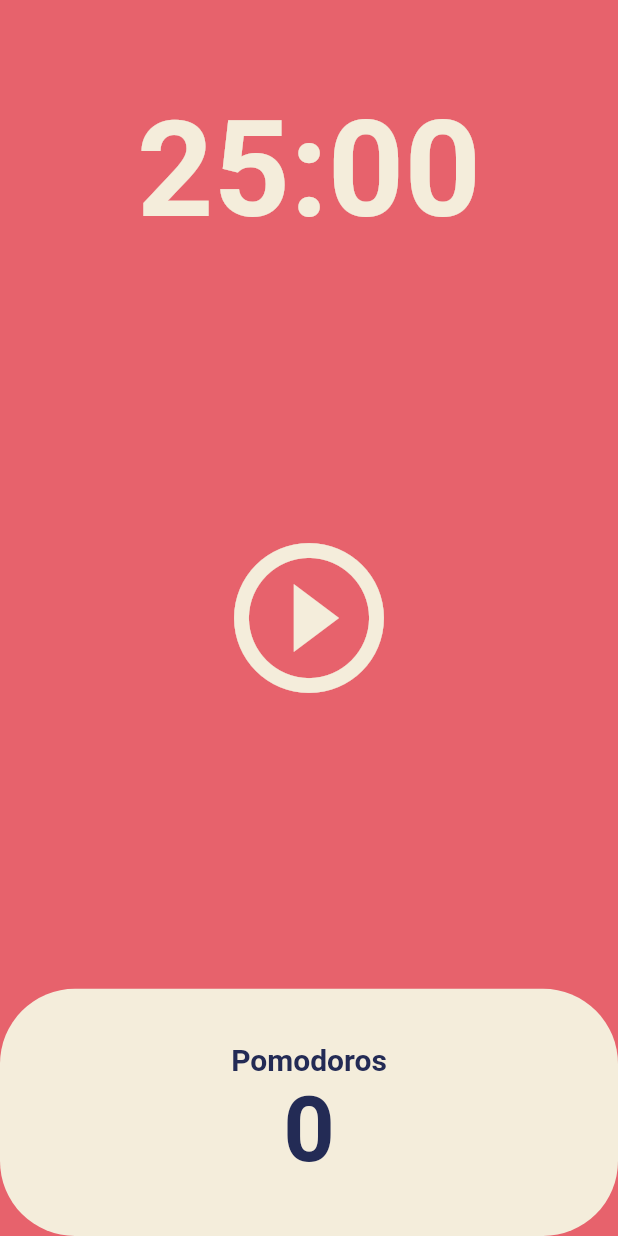
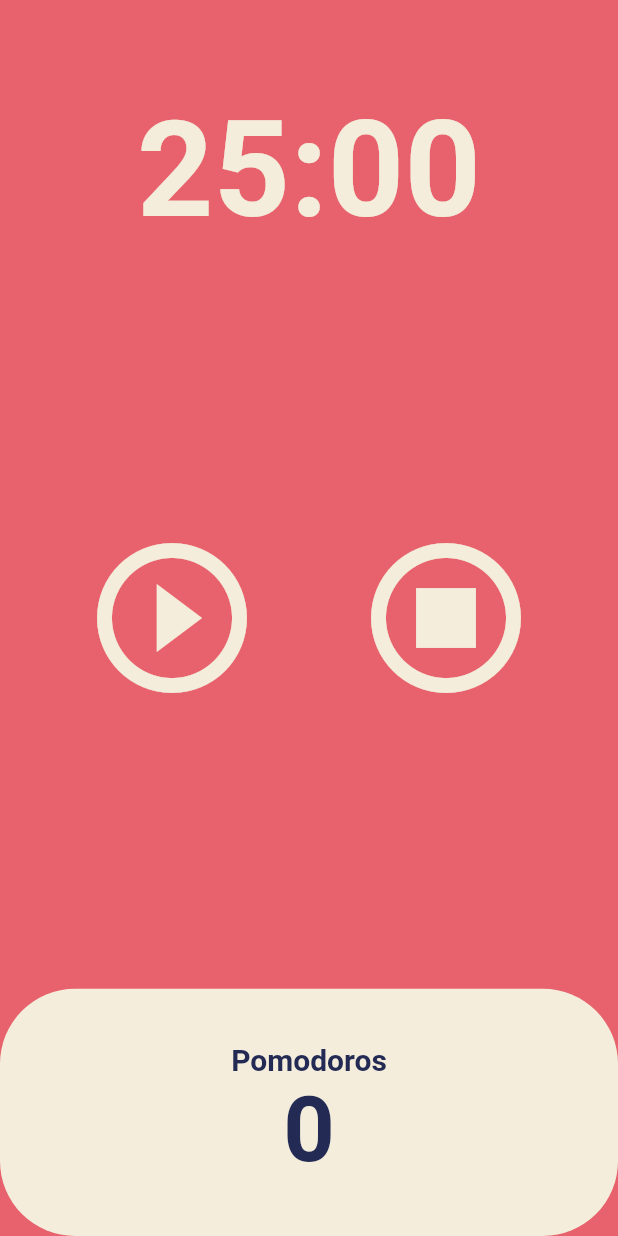
Before and after one commit to KangmoonSeo/awesome-flutter-app, a Flutter app: the screen it shows after launch, on a phone screen of 412 x 824 dp. Run offline on Flutter 3.47's test engine with Material 2 defaults, Android fonts, the phone set to English and light mode, and no system bars.

Commit message:
feat: stop button 추가

```diff
--- a/workspace/pomodoro/lib/screens/home_screen.dart
+++ b/workspace/pomodoro/lib/screens/home_screen.dart
@@ -47,6 +47,14 @@ class _HomeScreenState extends State<HomeScreen> {
     });
   }
 
+  void onStopPressed() {
+    onPausePressed();
+
+    setState(() {
+      totalSecond = initTime;
+    });
+  }
+
   String format(int sec) {
     return Duration(seconds: sec).toString().split(".").first.substring(2, 7);
   }
@@ -73,7 +81,10 @@ class _HomeScreenState extends State<HomeScreen> {
           ),
           Flexible(
             flex: 3,
-            child: Center(
+            child: Row(
+              mainAxisAlignment: MainAxisAlignment.spaceEvenly,
+              children: [
+                Center(
                   child: IconButton(
                     color: Theme.of(context).cardColor,
                     iconSize: 120,
@@ -82,6 +93,16 @@ class _HomeScreenState extends State<HomeScreen> {
                         ? Icons.pause_circle_outline
                         : Icons.play_circle_outline),
                   ),
+                ),
+                Center(
+                  child: IconButton(
+                    color: Theme.of(context).cardColor,
+                    iconSize: 120,
+                    onPressed: onStopPressed,
+                    icon: const Icon(Icons.stop_circle_outlined),
+                  ),
+                ),
+              ],
             ),
           ),
           Flexible(
```
Lines whose indentation alone changed are shown as unchanged.
